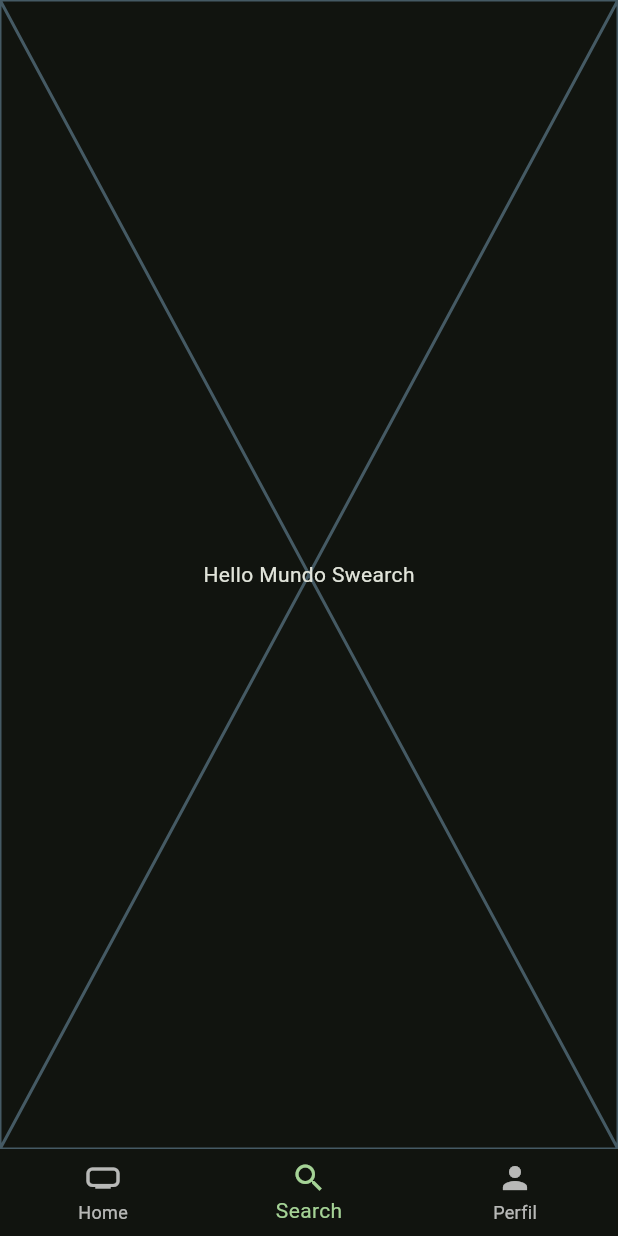
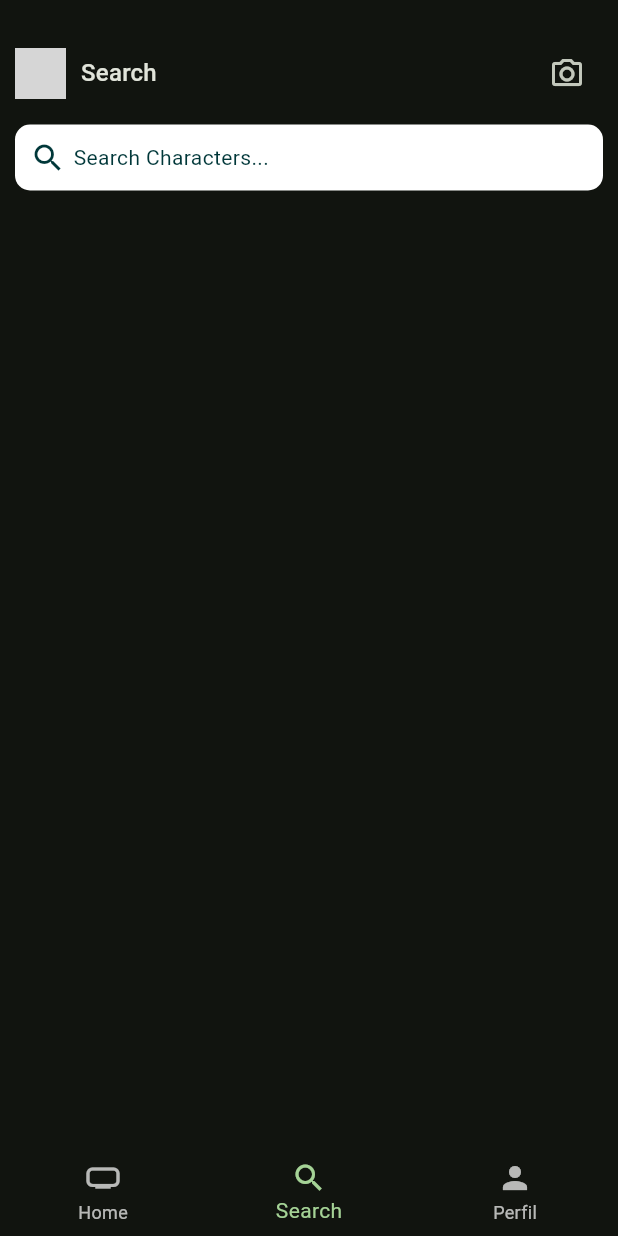
Before and after one commit to JoelPulla/Flutter-App-Rick-And-Morty-Api, a Flutter app: the screen it shows after launch, item 2 of the bottom bar chosen, on a phone screen of 412 x 824 dp. Run offline on Flutter 3.47's test engine with Material 3 defaults, Android fonts, the phone set to English and light mode, and no system bars; our stand-ins replace dio; network calls fail; grey boxes are pictures that could not be loaded.

Commit message:
Create Search Delegate Ui

```diff
--- /dev/null
+++ b/lib/presentation/delegates/search_delegates.dart
@@ -0,0 +1,33 @@
+import 'package:flutter/material.dart';
+
+class SearchCharacterDelegates extends SearchDelegate {
+  @override
+  String get searchFieldLabel => 'Search Character';
+
+  @override
+  List<Widget>? buildActions(BuildContext context) {
+    return [
+      IconButton(
+        onPressed: () => query = '',
+        icon: const Icon(Icons.clear),
+      )
+    ];
+  }
+
+  @override
+  Widget? buildLeading(BuildContext context) {
+    return IconButton(
+        onPressed: () => close(context, null),
+        icon: const Icon(Icons.arrow_back_ios_new));
+  }
+
+  @override
+  Widget buildResults(BuildContext context) {
+    return Text('I am Build Restls');
+  }
+
+  @override
+  Widget buildSuggestions(BuildContext context) {
+    return Text('I am buils sugestions ');
+  }
+}
--- a/lib/presentation/screens/config_screnn.dart
+++ b/lib/presentation/screens/config_screnn.dart
@@ -27,7 +27,7 @@ class ConfigScrenn extends StatelessWidget {
                     child: CircleAvatar(
                       maxRadius: 70,
                       backgroundImage: NetworkImage(
-                          'https://scontent.fcue6-1.fna.fbcdn.net/v/t39.30808-6/278282846_358883076170926_503658214271980473_n.jpg?_nc_cat=105&ccb=1-7&_nc_sid=6ee11a&_nc_ohc=m9DnZMeMUZMQ7kNvgGmmIDI&_nc_ht=scontent.fcue6-1.fna&oh=00_AYDLGzsdBu7MpRYirpEVP0A12ZNZ5ULpm6oTjROjb3flpQ&oe=66A46480'),
+                          'https://img.freepik.com/free-psd/3d-illustration-person-with-sunglasses_23-2149436188.jpg?w=740&t=st=1721756671~exp=1721757271~hmac=648dbbcb09e7c4e7da62d546be02578d574a3aa3217c12fea023e1da9eefed0a'),
                     ),
                   ),
                   const Positioned(
@@ -77,7 +77,7 @@ class ConfigScrenn extends StatelessWidget {
                 ),
                 Padding(
                   padding:
-                      const EdgeInsets.symmetric(horizontal: 5, vertical: 10),
+                      const EdgeInsets.symmetric(horizontal: 10, vertical: 10),
                   child: Text(
                     myDescription,
                     textAlign: TextAlign.center,
@@ -86,7 +86,7 @@ class ConfigScrenn extends StatelessWidget {
               ],
             ),
             const Padding(
-              padding: EdgeInsets.all(8.0),
+              padding: EdgeInsets.symmetric(horizontal: 15, vertical: 10),
               child: Column(
                 crossAxisAlignment: CrossAxisAlignment.start,
                 children: [
--- a/lib/presentation/screens/search_character.dart
+++ b/lib/presentation/screens/search_character.dart
@@ -1,13 +1,76 @@
 import 'package:flutter/material.dart';
+import 'package:peticion_hht/presentation/delegates/search_delegates.dart';
 
 class SearchCharacter extends StatelessWidget {
   const SearchCharacter({super.key});
 
+  static const imageAvatar =
+      'https://img.freepik.com/free-psd/3d-illustration-person-with-sunglasses_23-2149436188.jpg?w=740&t=st=1721756671~exp=1721757271~hmac=648dbbcb09e7c4e7da62d546be02578d574a3aa3217c12fea023e1da9eefed0a';
+
   @override
   Widget build(BuildContext context) {
-    return const Placeholder(
-      child: Center(
-        child: Text('Hello Mundo Swearch'),
+    final texThemeApp = Theme.of(context).textTheme;
+    final colorsTheme = Theme.of(context).colorScheme;
+    return Scaffold(
+      body: SafeArea(
+        child: Padding(
+          padding: const EdgeInsets.symmetric(horizontal: 10, vertical: 25),
+          child: Column(
+            children: [
+              Row(
+                children: [
+                  Expanded(
+                    child: Row(
+                      children: [
+                        const CircleAvatar(
+                          radius: 17,
+                          backgroundImage: NetworkImage(imageAvatar),
+                        ),
+                        const SizedBox(width: 10),
+                        Text(
+                          'Search',
+                          style: texThemeApp.titleMedium,
+                        )
+                      ],
+                    ),
+                  ),
+                  IconButton(
+                      onPressed: () {},
+                      icon: const Icon(Icons.camera_alt_outlined))
+                ],
+              ),
+              const SizedBox(height: 10),
+              GestureDetector(
+                onTap: () {
+                  showSearch(
+                      context: context, delegate: SearchCharacterDelegates());
+                },
+                child: Container(
+                  decoration: BoxDecoration(
+                    borderRadius: BorderRadius.circular(10),
+                    color: Colors.white,
+                  ),
+                  child: Padding(
+                    padding: const EdgeInsets.all(10),
+                    child: Row(
+                      children: [
+                        Icon(
+                          Icons.search,
+                          color: colorsTheme.onTertiary,
+                        ),
+                        const SizedBox(width: 5),
+                        Text(
+                          'Search Characters...',
+                          style: TextStyle(color: colorsTheme.onTertiary),
+                        )
+                      ],
+                    ),
+                  ),
+                ),
+              )
+            ],
+          ),
+        ),
       ),
     );
   }
```
Also changed, not shown: lib/infraestructure/data_source/api.dart (+13 -15 lines).
